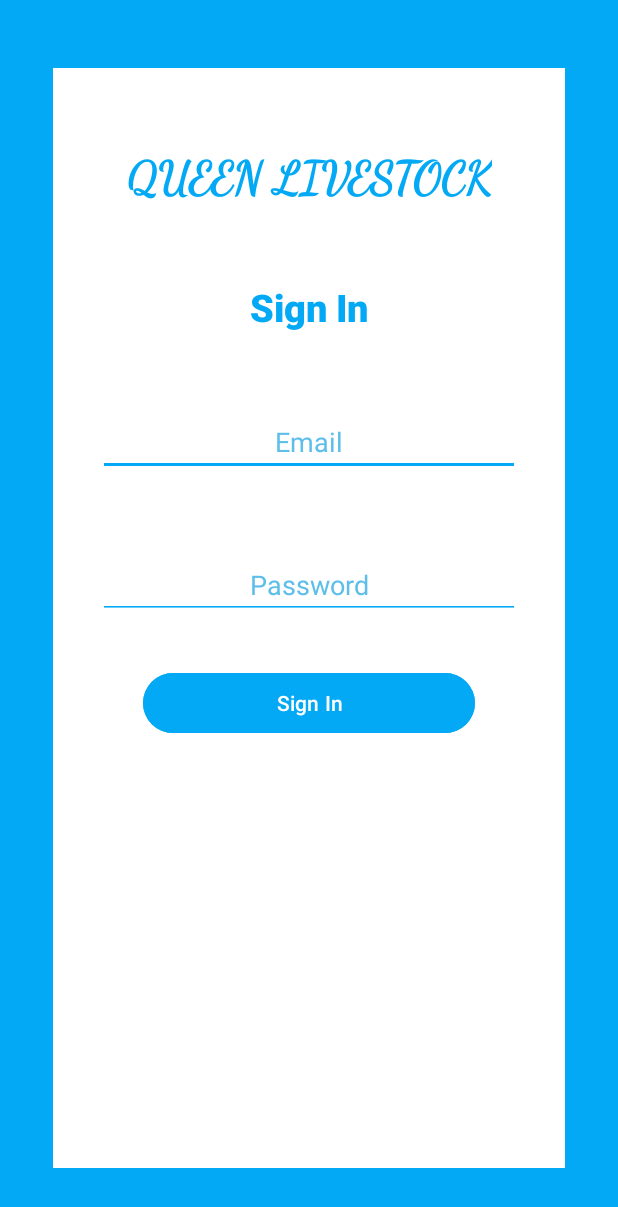
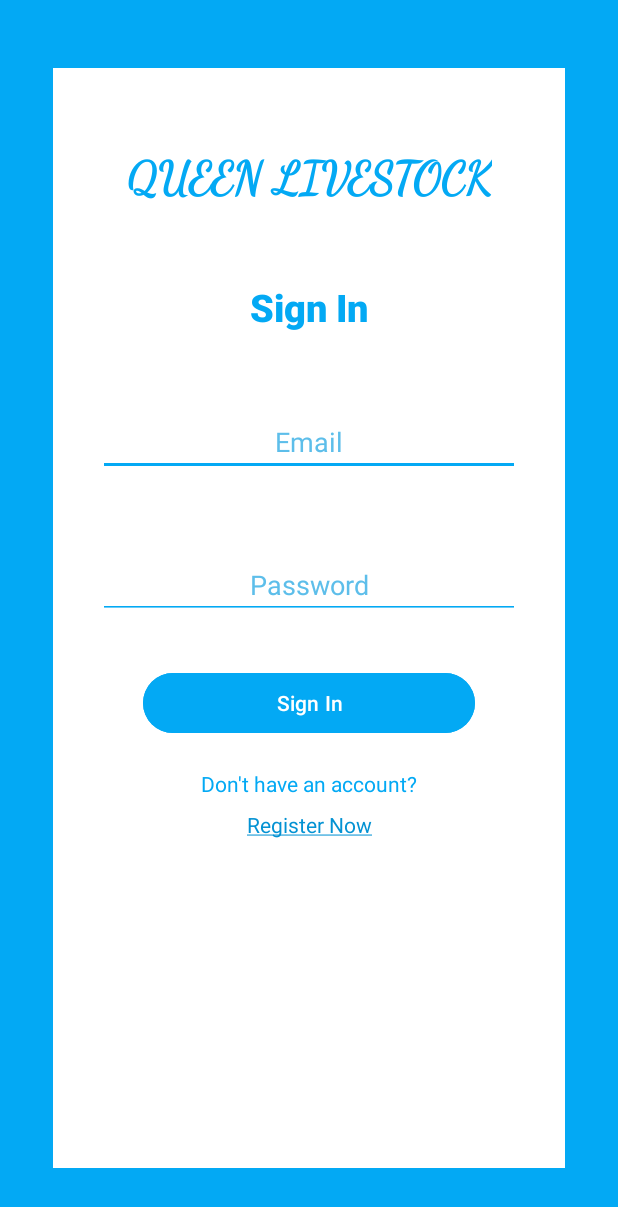
Before and after one commit to Jooker302/Jooker302-Livestock-Android-App-Java, an Android app: the Login screen opened directly, with no data from a screen before it, on a phone screen of 412 x 824 dp. Shown: the top 1207 px of the screen. Run offline under Robolectric (Android 15) with nearby library versions, the phone set to English and light mode, and no system bars.

Commit message:
LoginPage Registernow design done

```diff
--- a/app/src/main/java/com/example/queenlivestock/Login.java
+++ b/app/src/main/java/com/example/queenlivestock/Login.java
@@ -3,6 +3,9 @@ package com.example.queenlivestock;
 import androidx.appcompat.app.AppCompatActivity;
 
 import android.os.Bundle;
+import android.text.SpannableString;
+import android.text.style.UnderlineSpan;
+import android.widget.TextView;
 
 public class Login extends AppCompatActivity {
 
@@ -10,5 +13,14 @@ public class Login extends AppCompatActivity {
     protected void onCreate(Bundle savedInstanceState) {
         super.onCreate(savedInstanceState);
         setContentView(R.layout.activity_login);
+
+        TextView textView = findViewById(R.id.registernowlink);
+
+        String text = getString(R.string.registernow);
+        SpannableString spannableString = new SpannableString(text);
+        spannableString.setSpan(new UnderlineSpan(), 0, text.length(), 0);
+
+        textView.setText(spannableString);
+
     }
 }
--- a/app/src/main/res/layout/activity_login.xml
+++ b/app/src/main/res/layout/activity_login.xml
@@ -44,7 +44,7 @@
             android:layout_height="wrap_content"
             android:layout_marginTop="50dp"
             android:fontFamily="sans-serif-medium"
-            android:text="Sign In"
+            android:text="@string/signin"
             android:textColor="@color/light_blue"
             android:textSize="25sp"
             android:textStyle="bold"
@@ -98,13 +98,37 @@
             android:layout_marginTop="32dp"
             android:layout_marginEnd="60dp"
             android:backgroundTint="@color/light_blue"
-
-            android:text="Sign In"
+            android:textColor="@color/white"
+            android:text="@string/signin"
             app:layout_constraintEnd_toEndOf="parent"
             app:layout_constraintHorizontal_bias="0.0"
             app:layout_constraintStart_toStartOf="parent"
             app:layout_constraintTop_toBottomOf="@+id/editTextPassword" />
 
+        <TextView
+            android:id="@+id/textView4"
+            android:layout_width="wrap_content"
+            android:layout_height="wrap_content"
+            android:layout_marginTop="20dp"
+            android:text="@string/register_check"
+            android:textColor="@color/light_blue"
+            android:textSize="14sp"
+            app:layout_constraintEnd_toEndOf="parent"
+            app:layout_constraintStart_toStartOf="parent"
+            app:layout_constraintTop_toBottomOf="@+id/signinbutton" />
+
+        <TextView
+            android:id="@+id/registernowlink"
+            android:layout_width="wrap_content"
+            android:layout_height="wrap_content"
+            android:layout_marginTop="8dp"
+            android:text="@string/registernow"
+            android:textSize="14sp"
+            android:textColor="@color/lightbit_blue"
+            app:layout_constraintEnd_toEndOf="parent"
+            app:layout_constraintStart_toStartOf="parent"
+            app:layout_constraintTop_toBottomOf="@+id/textView4" />
+
     </androidx.constraintlayout.widget.ConstraintLayout>
 
 
--- a/app/src/main/res/values/strings.xml
+++ b/app/src/main/res/values/strings.xml
@@ -2,4 +2,7 @@
     <string name="app_name">Queen LiveStock</string>
     <string name="app_heading">QUEEN LIVESTOCK</string>
     <string name="our_motto">~ Welcome to Queen LiveStock - Connecting livestock buyers and sellers like never before ~</string>
+    <string name="register_check">Don\'t have an account?</string>
+    <string name="signin">Sign In</string>
+    <string name="registernow">Register Now</string>
 </resources>
```
